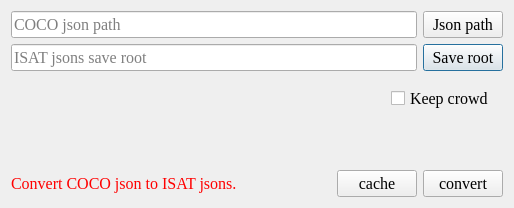
yatengLG/ISAT_with_segment_anything, file ui/COCO_to_ISAT_dialog.ui: the form before one commit.
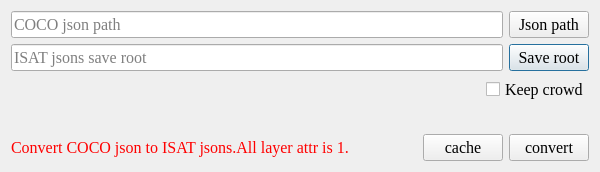
The form after the commit. Icons and pictures are not drawn.

The edit to the form file:
```diff
--- a/ui/COCO_to_ISAT_dialog.ui
+++ b/ui/COCO_to_ISAT_dialog.ui
@@ -9,8 +9,8 @@
    <rect>
     <x>0</x>
     <y>0</y>
-    <width>514</width>
-    <height>202</height>
+    <width>600</width>
+    <height>166</height>
    </rect>
   </property>
   <property name="font">
@@ -90,6 +90,18 @@
    <item>
     <widget class="QWidget" name="widget_3" native="true">
      <layout class="QHBoxLayout" name="horizontalLayout_2">
+      <property name="leftMargin">
+       <number>0</number>
+      </property>
+      <property name="topMargin">
+       <number>0</number>
+      </property>
+      <property name="rightMargin">
+       <number>0</number>
+      </property>
+      <property name="bottomMargin">
+       <number>0</number>
+      </property>
       <item>
        <spacer name="horizontalSpacer_2">
         <property name="orientation">
@@ -116,6 +128,18 @@
    <item>
     <widget class="QWidget" name="widget_4" native="true">
      <layout class="QHBoxLayout" name="horizontalLayout_3">
+      <property name="leftMargin">
+       <number>0</number>
+      </property>
+      <property name="topMargin">
+       <number>0</number>
+      </property>
+      <property name="rightMargin">
+       <number>0</number>
+      </property>
+      <property name="bottomMargin">
+       <number>0</number>
+      </property>
       <item>
        <spacer name="horizontalSpacer_3">
         <property name="orientation">
@@ -160,7 +184,7 @@
          <string notr="true">color: rgb(255, 0, 0);</string>
         </property>
         <property name="text">
-         <string>Convert COCO json to ISAT jsons.</string>
+         <string>Convert COCO json to ISAT jsons.All layer attr is 1.</string>
         </property>
        </widget>
       </item>
```
Left out of the diff: 2 changed lines with no effect on the pictures.
